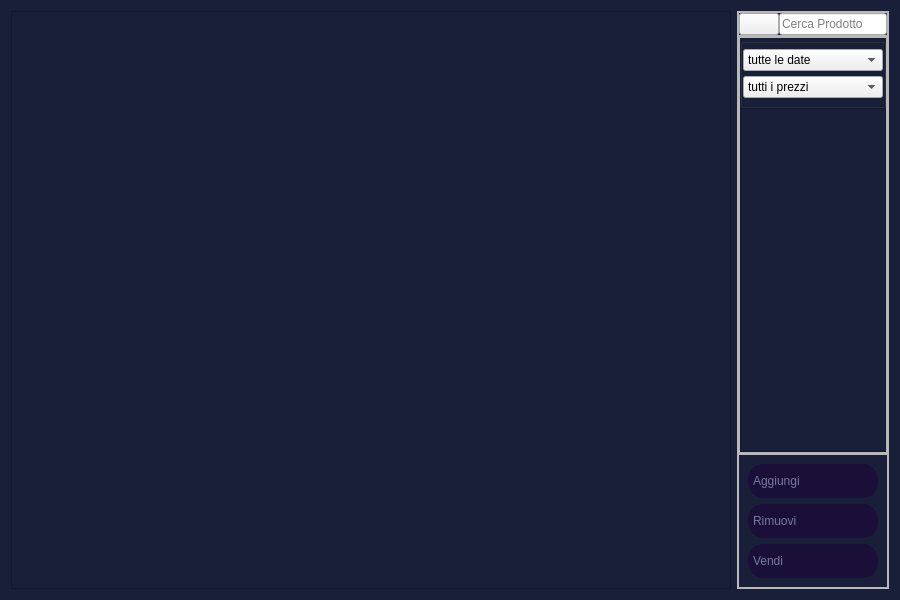
LeonUrsu/NegozioDellUsato-ExamIS, file NegozioDelUsatoPython/MVC/View/AdminButtonsViews/prodottiView.ui: the form before one commit.
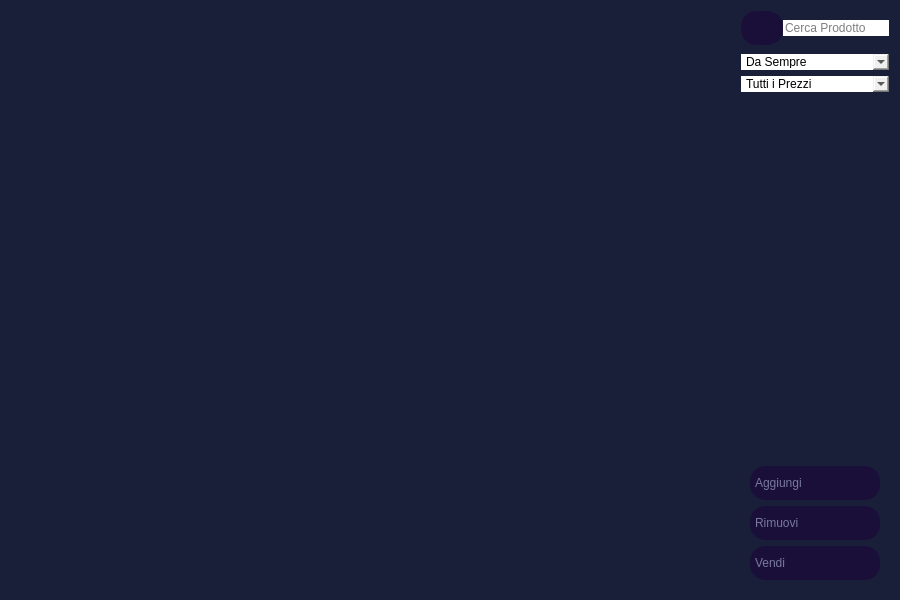
The form after the commit. Icons and pictures are not drawn.

Commit message: modifiche di stile alle seguenti view: accountsView / inserisciClienteView / inserisciProdottoView / prodottiView

Diff of the .ui file:
```diff
--- a/NegozioDelUsatoPython/MVC/View/AdminButtonsViews/prodottiView.ui
+++ b/NegozioDelUsatoPython/MVC/View/AdminButtonsViews/prodottiView.ui
@@ -14,9 +14,35 @@
    <string>Form</string>
   </property>
   <property name="styleSheet">
-   <string notr="true">#Prodotti{
+   <string notr="true">*{
+	border: None;
+}
+#Prodotti{
 	background-color:#1a1f39;
-}</string>
+}
+#cercaBtn,#aggiungiBtn,#rimuoviBtn{
+	background-color: #1a0f39;
+	border-radius: 15px;
+	padding : 10px 5px;
+	text-align:left;
+	color:#78799c;
+	font: 10pt &quot;Leelawadee UI&quot;;
+}
+#aggiungiBtn:pressed,#rimuoviBtn:pressed,#cercaBtn:pressed{
+	background-color: rgba(26, 31, 57,150);
+}
+QPushButton{
+	color:#78799c;
+    background-color:#1a0f39;
+	border-radius: 15px;
+	padding : 10px 5px;
+	text-align:left;
+	padding : 10px 5px;
+	text-align:left;
+	color:#78799c;
+	font: 10pt &quot;Leelawadee UI&quot;;
+}
+</string>
   </property>
   <layout class="QHBoxLayout" name="horizontalLayout">
    <item>
@@ -124,7 +150,7 @@
           <number>0</number>
          </property>
          <property name="bottomMargin">
-          <number>0</number>
+          <number>9</number>
          </property>
          <item>
           <widget class="QPushButton" name="cercaBtn">
@@ -234,7 +260,7 @@
               </property>
               <layout class="QVBoxLayout">
                <property name="spacing">
-                <number>0</number>
+                <number>6</number>
                </property>
                <property name="leftMargin">
                 <number>0</number>
@@ -255,7 +281,7 @@
                  </property>
                  <item>
                   <property name="text">
-                   <string>tutte le date</string>
+                   <string>Da Sempre</string>
                   </property>
                  </item>
                  <item>
@@ -281,11 +307,11 @@
                   <cursorShape>PointingHandCursor</cursorShape>
                  </property>
                  <property name="currentText">
-                  <string>tutti i prezzi</string>
+                  <string>Tutti i Prezzi</string>
                  </property>
                  <item>
                   <property name="text">
-                   <string>tutti i prezzi</string>
+                   <string>Tutti i Prezzi</string>
                   </property>
                  </item>
                  <item>
@@ -309,19 +335,17 @@
              </widget>
             </item>
             <item>
-             <widget class="QFrame" name="frame_2">
-              <property name="styleSheet">
-               <string notr="true">#frame_2{
-	background-color:#1a1f39;
-}</string>
+             <spacer name="verticalSpacer">
+              <property name="orientation">
+               <enum>Qt::Vertical</enum>
               </property>
-              <property name="frameShape">
-               <enum>QFrame::StyledPanel</enum>
+              <property name="sizeHint" stdset="0">
+               <size>
+                <width>20</width>
+                <height>40</height>
+               </size>
               </property>
-              <property name="frameShadow">
-               <enum>QFrame::Raised</enum>
-              </property>
-             </widget>
+             </spacer>
             </item>
            </layout>
           </widget>
```
Left out of the diff: 12 changed lines with no effect on the pictures. The commit also changes 3 other files.
